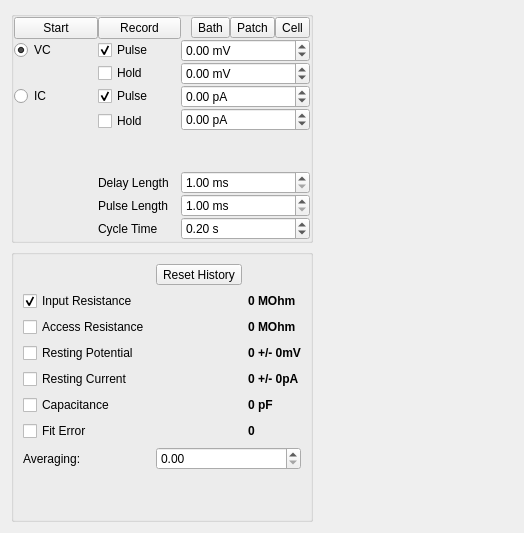
Qt form lib/modules/Patch/PatchTemplate.ui (acq4/acq4) before a commit.
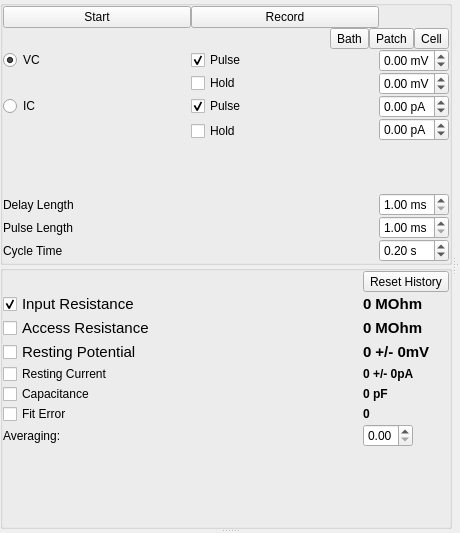
The same form after that commit. Custom widgets are drawn as their Qt base class.

Commit message: Patch module interface cleanup

Diff of the .ui file:
```diff
--- a/lib/modules/Patch/PatchTemplate.ui
+++ b/lib/modules/Patch/PatchTemplate.ui
@@ -1,26 +1,42 @@
 <ui version="4.0" >
  <class>Form</class>
- <widget class="QWidget" name="Form" >
-  <property name="geometry" >
+ <widget class="QWidget" name="Form">
+  <property name="geometry">
    <rect>
     <x>0</x>
     <y>0</y>
-    <width>524</width>
+    <width>460</width>
     <height>533</height>
    </rect>
   </property>
   <property name="windowTitle" >
    <string>Patch</string>
   </property>
-  <layout class="QVBoxLayout" name="verticalLayout_3" >
+  <layout class="QVBoxLayout" name="verticalLayout_2">
+   <property name="spacing">
+    <number>0</number>
+   </property>
+   <property name="margin">
+    <number>0</number>
+   </property>
    <item>
-    <layout class="QHBoxLayout" name="horizontalLayout" >
+    <widget class="QSplitter" name="splitter_3">
+     <property name="orientation">
+      <enum>Qt::Vertical</enum>
+     </property>
+     <widget class="QSplitter" name="splitter_2">
+      <property name="orientation">
+       <enum>Qt::Horizontal</enum>
+      </property>
+      <widget class="QWidget" name="">
+       <layout class="QVBoxLayout" name="verticalLayout">
+        <property name="spacing">
+         <number>0</number>
+        </property>
      <item>
-      <layout class="QVBoxLayout" name="verticalLayout" >
-       <item>
-        <widget class="QGroupBox" name="groupBox_2" >
-         <property name="sizePolicy" >
-          <sizepolicy vsizetype="Preferred" hsizetype="Preferred" >
+         <widget class="QGroupBox" name="groupBox_2">
+          <property name="sizePolicy">
+           <sizepolicy hsizetype="Preferred" vsizetype="Preferred">
            <horstretch>0</horstretch>
            <verstretch>0</verstretch>
           </sizepolicy>
@@ -55,9 +71,9 @@
             </property>
            </widget>
           </item>
-          <item row="1" column="0" >
-           <widget class="QRadioButton" name="vcModeRadio" >
-            <property name="text" >
+           <item row="2" column="0">
+            <widget class="QRadioButton" name="vcModeRadio">
+             <property name="text">
              <string>VC</string>
             </property>
             <property name="checked" >
@@ -65,9 +81,9 @@
             </property>
            </widget>
           </item>
-          <item row="1" column="1" >
-           <widget class="QCheckBox" name="vcPulseCheck" >
-            <property name="text" >
+           <item row="2" column="1">
+            <widget class="QCheckBox" name="vcPulseCheck">
+             <property name="text">
              <string>Pulse</string>
             </property>
             <property name="checked" >
@@ -75,9 +91,15 @@
             </property>
            </widget>
           </item>
-          <item row="1" column="2" >
-           <widget class="QDoubleSpinBox" name="vcPulseSpin" >
-            <property name="suffix" >
+           <item row="2" column="2">
+            <widget class="QDoubleSpinBox" name="vcPulseSpin">
+             <property name="maximumSize">
+              <size>
+               <width>70</width>
+               <height>16777215</height>
+              </size>
+             </property>
+             <property name="suffix">
              <string> mV</string>
             </property>
             <property name="minimum" >
@@ -88,16 +110,22 @@
             </property>
            </widget>
           </item>
-          <item row="2" column="1" >
-           <widget class="QCheckBox" name="vcHoldCheck" >
-            <property name="text" >
+           <item row="3" column="1">
+            <widget class="QCheckBox" name="vcHoldCheck">
+             <property name="text">
              <string>Hold</string>
             </property>
            </widget>
           </item>
-          <item row="2" column="2" >
-           <widget class="QDoubleSpinBox" name="vcHoldSpin" >
-            <property name="suffix" >
+           <item row="3" column="2">
+            <widget class="QDoubleSpinBox" name="vcHoldSpin">
+             <property name="maximumSize">
+              <size>
+               <width>70</width>
+               <height>16777215</height>
+              </size>
+             </property>
+             <property name="suffix">
              <string> mV</string>
             </property>
             <property name="minimum" >
@@ -108,16 +136,16 @@
             </property>
            </widget>
           </item>
-          <item row="3" column="0" >
-           <widget class="QRadioButton" name="icModeRadio" >
-            <property name="text" >
+           <item row="4" column="0">
+            <widget class="QRadioButton" name="icModeRadio">
+             <property name="text">
              <string>IC</string>
             </property>
            </widget>
           </item>
-          <item row="3" column="1" >
-           <widget class="QCheckBox" name="icPulseCheck" >
-            <property name="text" >
+           <item row="4" column="1">
+            <widget class="QCheckBox" name="icPulseCheck">
+             <property name="text">
              <string>Pulse</string>
             </property>
             <property name="checked" >
@@ -125,9 +153,15 @@
             </property>
            </widget>
           </item>
-          <item row="3" column="2" >
-           <widget class="QDoubleSpinBox" name="icPulseSpin" >
-            <property name="suffix" >
+           <item row="4" column="2">
+            <widget class="QDoubleSpinBox" name="icPulseSpin">
+             <property name="maximumSize">
+              <size>
+               <width>70</width>
+               <height>16777215</height>
+              </size>
+             </property>
+             <property name="suffix">
              <string> pA</string>
             </property>
             <property name="minimum" >
@@ -138,16 +172,22 @@
             </property>
            </widget>
           </item>
-          <item row="5" column="1" >
-           <widget class="QCheckBox" name="icHoldCheck" >
-            <property name="text" >
+           <item row="6" column="1">
+            <widget class="QCheckBox" name="icHoldCheck">
+             <property name="text">
              <string>Hold</string>
             </property>
            </widget>
           </item>
-          <item rowspan="2" row="4" column="2" >
-           <widget class="QDoubleSpinBox" name="icHoldSpin" >
-            <property name="suffix" >
+           <item row="5" column="2" rowspan="2">
+            <widget class="QDoubleSpinBox" name="icHoldSpin">
+             <property name="maximumSize">
+              <size>
+               <width>70</width>
+               <height>16777215</height>
+              </size>
+             </property>
+             <property name="suffix">
              <string> pA</string>
             </property>
             <property name="minimum" >
@@ -158,9 +198,9 @@
             </property>
            </widget>
           </item>
-          <item row="6" column="1" >
-           <spacer name="verticalSpacer" >
-            <property name="orientation" >
+           <item row="7" column="1">
+            <spacer name="verticalSpacer">
+             <property name="orientation">
              <enum>Qt::Vertical</enum>
             </property>
             <property name="sizeHint" stdset="0" >
@@ -171,9 +211,15 @@
             </property>
            </spacer>
           </item>
-          <item row="9" column="2" >
-           <widget class="QDoubleSpinBox" name="cycleTimeSpin" >
-            <property name="suffix" >
+           <item row="10" column="2">
+            <widget class="QDoubleSpinBox" name="cycleTimeSpin">
+             <property name="maximumSize">
+              <size>
+               <width>70</width>
+               <height>16777215</height>
+              </size>
+             </property>
+             <property name="suffix">
              <string> s</string>
             </property>
             <property name="minimum" >
@@ -190,30 +236,36 @@
             </property>
            </widget>
           </item>
-          <item row="9" column="1" >
-           <widget class="QLabel" name="label" >
-            <property name="text" >
+           <item row="10" column="0" colspan="2">
+            <widget class="QLabel" name="label">
+             <property name="text">
              <string>Cycle Time</string>
             </property>
            </widget>
           </item>
-          <item row="8" column="1" >
-           <widget class="QLabel" name="label_3" >
-            <property name="text" >
+           <item row="9" column="0" colspan="2">
+            <widget class="QLabel" name="label_3">
+             <property name="text">
              <string>Pulse Length</string>
             </property>
            </widget>
           </item>
-          <item row="7" column="1" >
-           <widget class="QLabel" name="label_4" >
-            <property name="text" >
+           <item row="8" column="0" colspan="2">
+            <widget class="QLabel" name="label_4">
+             <property name="text">
              <string>Delay Length</string>
             </property>
            </widget>
           </item>
-          <item row="7" column="2" >
-           <widget class="QDoubleSpinBox" name="delayTimeSpin" >
-            <property name="suffix" >
+           <item row="8" column="2">
+            <widget class="QDoubleSpinBox" name="delayTimeSpin">
+             <property name="maximumSize">
+              <size>
+               <width>70</width>
+               <height>16777215</height>
+              </size>
+             </property>
+             <property name="suffix">
              <string> ms</string>
             </property>
             <property name="minimum" >
@@ -227,9 +279,15 @@
             </property>
            </widget>
           </item>
-          <item row="8" column="2" >
-           <widget class="QDoubleSpinBox" name="pulseTimeSpin" >
-            <property name="suffix" >
+           <item row="9" column="2">
+            <widget class="QDoubleSpinBox" name="pulseTimeSpin">
+             <property name="maximumSize">
+              <size>
+               <width>70</width>
+               <height>16777215</height>
+              </size>
+             </property>
+             <property name="suffix">
              <string> ms</string>
             </property>
             <property name="minimum" >
@@ -243,17 +301,30 @@
             </property>
            </widget>
           </item>
-          <item row="0" column="2" >
-           <layout class="QHBoxLayout" name="horizontalLayout_2" >
-            <property name="spacing" >
+           <item row="1" column="0" colspan="3">
+            <layout class="QHBoxLayout" name="horizontalLayout_2">
+             <property name="spacing">
              <number>0</number>
             </property>
             <property name="leftMargin" >
              <number>10</number>
             </property>
             <item>
-             <widget class="QToolButton" name="bathModeBtn" >
-              <property name="text" >
+              <spacer name="horizontalSpacer">
+               <property name="orientation">
+                <enum>Qt::Horizontal</enum>
+               </property>
+               <property name="sizeHint" stdset="0">
+                <size>
+                 <width>40</width>
+                 <height>20</height>
+                </size>
+               </property>
+              </spacer>
+             </item>
+             <item>
+              <widget class="QToolButton" name="bathModeBtn">
+               <property name="text">
                <string>Bath</string>
               </property>
              </widget>
@@ -288,11 +359,18 @@
          <property name="title" >
           <string/>
          </property>
-         <layout class="QGridLayout" name="gridLayout_3" >
-          <item row="1" column="2" >
-           <widget class="QLabel" name="inputResistanceLabel" >
-            <property name="font" >
+          <layout class="QGridLayout" name="gridLayout_3">
+           <property name="margin">
+            <number>0</number>
+           </property>
+           <property name="spacing">
+            <number>0</number>
+           </property>
+           <item row="1" column="2">
+            <widget class="QLabel" name="inputResistanceLabel">
+             <property name="font">
              <font>
+               <pointsize>11</pointsize>
               <weight>75</weight>
               <bold>true</bold>
              </font>
@@ -302,10 +380,11 @@
             </property>
            </widget>
           </item>
-          <item row="3" column="2" >
-           <widget class="QLabel" name="restingPotentialLabel" >
-            <property name="font" >
+           <item row="3" column="2">
+            <widget class="QLabel" name="restingPotentialLabel">
+             <property name="font">
              <font>
+               <pointsize>11</pointsize>
               <weight>75</weight>
               <bold>true</bold>
              </font>
@@ -328,32 +407,14 @@
             </property>
            </widget>
           </item>
-          <item row="7" column="0" >
-           <widget class="QLabel" name="label_6" >
-            <property name="text" >
-             <string>Averaging:</string>
-            </property>
-           </widget>
-          </item>
-          <item row="7" column="1" colspan="2" >
-           <widget class="QDoubleSpinBox" name="averagingSpin" />
-          </item>
-          <item row="8" column="1" >
-           <spacer name="verticalSpacer_2" >
-            <property name="orientation" >
-             <enum>Qt::Vertical</enum>
-            </property>
-            <property name="sizeHint" stdset="0" >
-             <size>
-              <width>20</width>
-              <height>40</height>
-             </size>
-            </property>
-           </spacer>
-          </item>
-          <item row="1" column="0" colspan="2" >
-           <widget class="QCheckBox" name="inputResistanceCheck" >
-            <property name="text" >
+           <item row="1" column="0" colspan="2">
+            <widget class="QCheckBox" name="inputResistanceCheck">
+             <property name="font">
+              <font>
+               <pointsize>11</pointsize>
+              </font>
+             </property>
+             <property name="text">
              <string>Input Resistance</string>
             </property>
             <property name="checked" >
@@ -361,9 +422,14 @@
             </property>
            </widget>
           </item>
-          <item row="3" column="0" colspan="2" >
-           <widget class="QCheckBox" name="restingPotentialCheck" >
-            <property name="text" >
+           <item row="3" column="0" colspan="2">
+            <widget class="QCheckBox" name="restingPotentialCheck">
+             <property name="font">
+              <font>
+               <pointsize>11</pointsize>
+              </font>
+             </property>
+             <property name="text">
              <string>Resting Potential</string>
             </property>
            </widget>
@@ -375,9 +441,9 @@
             </property>
            </widget>
           </item>
-          <item row="4" column="0" >
-           <widget class="QCheckBox" name="restingCurrentCheck" >
-            <property name="text" >
+           <item row="4" column="0" colspan="2">
+            <widget class="QCheckBox" name="restingCurrentCheck">
+             <property name="text">
              <string>Resting Current</string>
             </property>
            </widget>
@@ -395,17 +461,23 @@
             </property>
            </widget>
           </item>
-          <item row="2" column="0" >
-           <widget class="QCheckBox" name="accessResistanceCheck" >
-            <property name="text" >
+           <item row="2" column="0" colspan="2">
+            <widget class="QCheckBox" name="accessResistanceCheck">
+             <property name="font">
+              <font>
+               <pointsize>11</pointsize>
+              </font>
+             </property>
+             <property name="text">
              <string>Access Resistance</string>
             </property>
            </widget>
           </item>
-          <item row="2" column="2" >
-           <widget class="QLabel" name="accessResistanceLabel" >
-            <property name="font" >
+           <item row="2" column="2">
+            <widget class="QLabel" name="accessResistanceLabel">
+             <property name="font">
              <font>
+               <pointsize>11</pointsize>
               <weight>75</weight>
               <bold>true</bold>
              </font>
@@ -415,9 +487,9 @@
             </property>
            </widget>
           </item>
-          <item row="6" column="0" >
-           <widget class="QCheckBox" name="fitErrorCheck" >
-            <property name="text" >
+           <item row="6" column="0" colspan="2">
+            <widget class="QCheckBox" name="fitErrorCheck">
+             <property name="text">
              <string>Fit Error</string>
             </property>
            </widget>
@@ -435,36 +507,78 @@
             </property>
            </widget>
           </item>
-          <item row="0" column="1" >
-           <widget class="QToolButton" name="resetBtn" >
-            <property name="text" >
+           <item row="0" column="2">
+            <widget class="QToolButton" name="resetBtn">
+             <property name="text">
              <string>Reset History</string>
             </property>
            </widget>
           </item>
-         </layout>
-        </widget>
-       </item>
-      </layout>
-     </item>
-     <item>
-      <layout class="QVBoxLayout" name="verticalLayout_2" >
-       <item>
-        <widget class="PlotWidget" native="1" name="patchPlot" />
-       </item>
-       <item>
-        <widget class="PlotWidget" native="1" name="commandPlot" />
-       </item>
-      </layout>
-     </item>
-    </layout>
-   </item>
-   <item>
-    <layout class="QVBoxLayout" name="plotLayout" >
-     <property name="spacing" >
+           <item row="7" column="2">
+            <widget class="QDoubleSpinBox" name="averagingSpin">
+             <property name="maximumSize">
+              <size>
+               <width>50</width>
+               <height>16777215</height>
+              </size>
+             </property>
+            </widget>
+           </item>
+           <item row="7" column="0" colspan="2">
+            <widget class="QLabel" name="label_6">
+             <property name="text">
+              <string>Averaging:</string>
+             </property>
+            </widget>
+           </item>
+           <item row="8" column="2">
+            <spacer name="verticalSpacer_2">
+             <property name="orientation">
+              <enum>Qt::Vertical</enum>
+             </property>
+             <property name="sizeHint" stdset="0">
+              <size>
+               <width>20</width>
+               <height>40</height>
+              </size>
+             </property>
+            </spacer>
+           </item>
+          </layout>
+         </widget>
+        </item>
+       </layout>
+      </widget>
+      <widget class="QSplitter" name="splitter">
+       <property name="orientation">
+        <enum>Qt::Vertical</enum>
+       </property>
+       <widget class="PlotWidget" name="patchPlot" native="true">
+        <property name="sizePolicy">
+         <sizepolicy hsizetype="Expanding" vsizetype="Preferred">
+          <horstretch>0</horstretch>
+          <verstretch>0</verstretch>
+         </sizepolicy>
+        </property>
+       </widget>
+       <widget class="PlotWidget" name="commandPlot" native="true">
+        <property name="sizePolicy">
+         <sizepolicy hsizetype="Expanding" vsizetype="Preferred">
+          <horstretch>0</horstretch>
+          <verstretch>0</verstretch>
+         </sizepolicy>
+        </property>
+       </widget>
+      </widget>
+     </widget>
+     <widget class="QWidget" name="">
+      <layout class="QVBoxLayout" name="plotLayout">
+       <property name="spacing">
       <number>0</number>
      </property>
     </layout>
+     </widget>
+    </widget>
    </item>
   </layout>
  </widget>
```
Left out of the diff: 129 changed lines with no effect on the pictures. Lines whose indentation alone changed are shown as unchanged. The commit also changes 1 other file.
